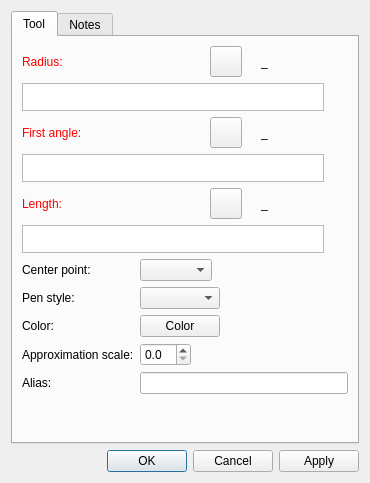
This is src/libs/vtools/dialogs/tools/dialogarcwithlength.ui in equinox-patterns/Ostara as Qt 5 draws it before an edit. The edited form follows.
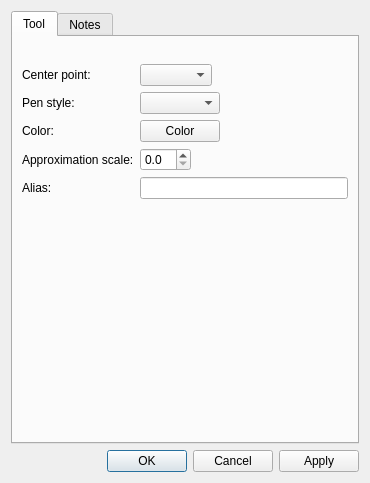
This is the edited form. Icons and pictures are not drawn. Custom widgets are drawn as their Qt base class.

```diff
--- a/src/libs/vtools/dialogs/tools/dialogarcwithlength.ui
+++ b/src/libs/vtools/dialogs/tools/dialogarcwithlength.ui
@@ -29,541 +29,13 @@
       </attribute>
       <layout class="QVBoxLayout" name="verticalLayout">
        <item>
-        <layout class="QHBoxLayout" name="horizontalLayout_4">
-         <item alignment="Qt::AlignLeft">
-          <widget class="QLabel" name="labelEditRadius">
-           <property name="sizePolicy">
-            <sizepolicy hsizetype="Fixed" vsizetype="Preferred">
-             <horstretch>0</horstretch>
-             <verstretch>0</verstretch>
-            </sizepolicy>
-           </property>
-           <property name="palette">
-            <palette>
-             <active>
-              <colorrole role="WindowText">
-               <brush brushstyle="SolidPattern">
-                <color alpha="255">
-                 <red>255</red>
-                 <green>0</green>
-                 <blue>0</blue>
-                </color>
-               </brush>
-              </colorrole>
-             </active>
-             <inactive>
-              <colorrole role="WindowText">
-               <brush brushstyle="SolidPattern">
-                <color alpha="255">
-                 <red>255</red>
-                 <green>0</green>
-                 <blue>0</blue>
-                </color>
-               </brush>
-              </colorrole>
-             </inactive>
-             <disabled>
-              <colorrole role="WindowText">
-               <brush brushstyle="SolidPattern">
-                <color alpha="255">
-                 <red>159</red>
-                 <green>158</green>
-                 <blue>158</blue>
-                </color>
-               </brush>
-              </colorrole>
-             </disabled>
-            </palette>
-           </property>
-           <property name="text">
-            <string>Radius:</string>
-           </property>
-          </widget>
-         </item>
-         <item>
-          <spacer name="horizontalSpacer_4">
-           <property name="orientation">
-            <enum>Qt::Horizontal</enum>
-           </property>
-           <property name="sizeHint" stdset="0">
-            <size>
-             <width>40</width>
-             <height>20</height>
-            </size>
-           </property>
-          </spacer>
-         </item>
-         <item alignment="Qt::AlignRight">
-          <widget class="QToolButton" name="toolButtonExprRadius">
-           <property name="toolTip">
-            <string>Formula wizard</string>
-           </property>
-           <property name="text">
-            <string notr="true"/>
-           </property>
-           <property name="icon">
-            <iconset resource="../../../vmisc/share/resources/icon.qrc">
-             <normaloff>:/icon/light/24x24/fx.png</normaloff>:/icon/light/24x24/fx.png</iconset>
-           </property>
-           <property name="iconSize">
-            <size>
-             <width>24</width>
-             <height>24</height>
-            </size>
-           </property>
-          </widget>
-         </item>
-         <item alignment="Qt::AlignRight">
-          <widget class="QLabel" name="label_6">
-           <property name="text">
-            <string/>
-           </property>
-           <property name="pixmap">
-            <pixmap resource="../../../vmisc/share/resources/icon.qrc">:/icon/light/24x24/equal.png</pixmap>
-           </property>
-          </widget>
-         </item>
-         <item alignment="Qt::AlignRight">
-          <widget class="QLabel" name="labelResultRadius">
-           <property name="sizePolicy">
-            <sizepolicy hsizetype="Fixed" vsizetype="Preferred">
-             <horstretch>0</horstretch>
-             <verstretch>0</verstretch>
-            </sizepolicy>
-           </property>
-           <property name="minimumSize">
-            <size>
-             <width>87</width>
-             <height>0</height>
-            </size>
-           </property>
-           <property name="toolTip">
-            <string>Value</string>
-           </property>
-           <property name="text">
-            <string notr="true">_</string>
-           </property>
-          </widget>
-         </item>
-        </layout>
+        <widget class="QWidget" name="formulaPlaceholder" native="true"/>
        </item>
        <item>
-        <layout class="QHBoxLayout" name="horizontalLayout_12">
-         <item>
-          <widget class="VPlainTextEdit" name="plainTextEditRadius">
-           <property name="sizePolicy">
-            <sizepolicy hsizetype="Expanding" vsizetype="Preferred">
-             <horstretch>0</horstretch>
-             <verstretch>0</verstretch>
-            </sizepolicy>
-           </property>
-           <property name="maximumSize">
-            <size>
-             <width>16777215</width>
-             <height>28</height>
-            </size>
-           </property>
-           <property name="toolTip">
-            <string>Calculation</string>
-           </property>
-           <property name="tabChangesFocus">
-            <bool>true</bool>
-           </property>
-          </widget>
-         </item>
-         <item>
-          <widget class="QPushButton" name="pushButtonGrowLengthRadius">
-           <property name="maximumSize">
-            <size>
-             <width>18</width>
-             <height>18</height>
-            </size>
-           </property>
-           <property name="sizeIncrement">
-            <size>
-             <width>0</width>
-             <height>0</height>
-            </size>
-           </property>
-           <property name="toolTip">
-            <string>&lt;html&gt;&lt;head/&gt;&lt;body&gt;&lt;p&gt;Show full calculation in message box&lt;/p&gt;&lt;/body&gt;&lt;/html&gt;</string>
-           </property>
-           <property name="text">
-            <string notr="true"/>
-           </property>
-           <property name="icon">
-            <iconset theme="go-down"/>
-           </property>
-           <property name="iconSize">
-            <size>
-             <width>16</width>
-             <height>16</height>
-            </size>
-           </property>
-           <property name="flat">
-            <bool>true</bool>
-           </property>
-          </widget>
-         </item>
-        </layout>
+        <widget class="QWidget" name="formula2Placeholder" native="true"/>
        </item>
        <item>
-        <layout class="QHBoxLayout" name="horizontalLayout_5">
-         <item alignment="Qt::AlignLeft">
-          <widget class="QLabel" name="labelEditF1">
-           <property name="sizePolicy">
-            <sizepolicy hsizetype="Fixed" vsizetype="Preferred">
-             <horstretch>0</horstretch>
-             <verstretch>0</verstretch>
-            </sizepolicy>
-           </property>
-           <property name="palette">
-            <palette>
-             <active>
-              <colorrole role="WindowText">
-               <brush brushstyle="SolidPattern">
-                <color alpha="255">
-                 <red>255</red>
-                 <green>0</green>
-                 <blue>0</blue>
-                </color>
-               </brush>
-              </colorrole>
-             </active>
-             <inactive>
-              <colorrole role="WindowText">
-               <brush brushstyle="SolidPattern">
-                <color alpha="255">
-                 <red>255</red>
-                 <green>0</green>
-                 <blue>0</blue>
-                </color>
-               </brush>
-              </colorrole>
-             </inactive>
-             <disabled>
-              <colorrole role="WindowText">
-               <brush brushstyle="SolidPattern">
-                <color alpha="255">
-                 <red>159</red>
-                 <green>158</green>
-                 <blue>158</blue>
-                </color>
-               </brush>
-              </colorrole>
-             </disabled>
-            </palette>
-           </property>
-           <property name="text">
-            <string>First angle:</string>
-           </property>
-          </widget>
-         </item>
-         <item>
-          <spacer name="horizontalSpacer_5">
-           <property name="orientation">
-            <enum>Qt::Horizontal</enum>
-           </property>
-           <property name="sizeHint" stdset="0">
-            <size>
-             <width>40</width>
-             <height>20</height>
-            </size>
-           </property>
-          </spacer>
-         </item>
-         <item alignment="Qt::AlignRight">
-          <widget class="QToolButton" name="toolButtonExprF1">
-           <property name="toolTip">
-            <string>Formula wizard</string>
-           </property>
-           <property name="text">
-            <string notr="true"/>
-           </property>
-           <property name="icon">
-            <iconset resource="../../../vmisc/share/resources/icon.qrc">
-             <normaloff>:/icon/light/24x24/fx.png</normaloff>:/icon/light/24x24/fx.png</iconset>
-           </property>
-           <property name="iconSize">
-            <size>
-             <width>24</width>
-             <height>24</height>
-            </size>
-           </property>
-          </widget>
-         </item>
-         <item alignment="Qt::AlignRight">
-          <widget class="QLabel" name="label_9">
-           <property name="text">
-            <string/>
-           </property>
-           <property name="pixmap">
-            <pixmap resource="../../../vmisc/share/resources/icon.qrc">:/icon/light/24x24/equal.png</pixmap>
-           </property>
-          </widget>
-         </item>
-         <item alignment="Qt::AlignRight">
-          <widget class="QLabel" name="labelResultF1">
-           <property name="sizePolicy">
-            <sizepolicy hsizetype="Fixed" vsizetype="Preferred">
-             <horstretch>0</horstretch>
-             <verstretch>0</verstretch>
-            </sizepolicy>
-           </property>
-           <property name="minimumSize">
-            <size>
-             <width>87</width>
-             <height>0</height>
-            </size>
-           </property>
-           <property name="toolTip">
-            <string>Value</string>
-           </property>
-           <property name="text">
-            <string notr="true">_</string>
-           </property>
-          </widget>
-         </item>
-        </layout>
-       </item>
-       <item>
-        <layout class="QHBoxLayout" name="horizontalLayout_9">
-         <item>
-          <widget class="VPlainTextEdit" name="plainTextEditF1">
-           <property name="sizePolicy">
-            <sizepolicy hsizetype="Expanding" vsizetype="Preferred">
-             <horstretch>0</horstretch>
-             <verstretch>0</verstretch>
-            </sizepolicy>
-           </property>
-           <property name="maximumSize">
-            <size>
-             <width>16777215</width>
-             <height>28</height>
-            </size>
-           </property>
-           <property name="toolTip">
-            <string>Calculation</string>
-           </property>
-           <property name="tabChangesFocus">
-            <bool>true</bool>
-           </property>
-          </widget>
-         </item>
-         <item>
-          <widget class="QPushButton" name="pushButtonGrowLengthF1">
-           <property name="maximumSize">
-            <size>
-             <width>18</width>
-             <height>18</height>
-            </size>
-           </property>
-           <property name="sizeIncrement">
-            <size>
-             <width>0</width>
-             <height>0</height>
-            </size>
-           </property>
-           <property name="toolTip">
-            <string>&lt;html&gt;&lt;head/&gt;&lt;body&gt;&lt;p&gt;Show full calculation in message box&lt;/p&gt;&lt;/body&gt;&lt;/html&gt;</string>
-           </property>
-           <property name="text">
-            <string notr="true"/>
-           </property>
-           <property name="icon">
-            <iconset theme="go-down"/>
-           </property>
-           <property name="iconSize">
-            <size>
-             <width>16</width>
-             <height>16</height>
-            </size>
-           </property>
-           <property name="flat">
-            <bool>true</bool>
-           </property>
-          </widget>
-         </item>
-        </layout>
-       </item>
-       <item>
-        <layout class="QHBoxLayout" name="horizontalLayout_11">
-         <item alignment="Qt::AlignLeft">
-          <widget class="QLabel" name="labelEditLength">
-           <property name="sizePolicy">
-            <sizepolicy hsizetype="Fixed" vsizetype="Preferred">
-             <horstretch>0</horstretch>
-             <verstretch>0</verstretch>
-            </sizepolicy>
-           </property>
-           <property name="palette">
-            <palette>
-             <active>
-              <colorrole role="WindowText">
-               <brush brushstyle="SolidPattern">
-                <color alpha="255">
-                 <red>255</red>
-                 <green>0</green>
-                 <blue>0</blue>
-                </color>
-               </brush>
-              </colorrole>
-             </active>
-             <inactive>
-              <colorrole role="WindowText">
-               <brush brushstyle="SolidPattern">
-                <color alpha="255">
-                 <red>255</red>
-                 <green>0</green>
-                 <blue>0</blue>
-                </color>
-               </brush>
-              </colorrole>
-             </inactive>
-             <disabled>
-              <colorrole role="WindowText">
-               <brush brushstyle="SolidPattern">
-                <color alpha="255">
-                 <red>159</red>
-                 <green>158</green>
-                 <blue>158</blue>
-                </color>
-               </brush>
-              </colorrole>
-             </disabled>
-            </palette>
-           </property>
-           <property name="text">
-            <string>Length:</string>
-           </property>
-          </widget>
-         </item>
-         <item>
-          <spacer name="horizontalSpacer_6">
-           <property name="orientation">
-            <enum>Qt::Horizontal</enum>
-           </property>
-           <property name="sizeHint" stdset="0">
-            <size>
-             <width>40</width>
-             <height>20</height>
-            </size>
-           </property>
-          </spacer>
-         </item>
-         <item alignment="Qt::AlignRight">
-          <widget class="QToolButton" name="toolButtonExprLength">
-           <property name="toolTip">
-            <string>Formula wizard</string>
-           </property>
-           <property name="text">
-            <string notr="true"/>
-           </property>
-           <property name="icon">
-            <iconset resource="../../../vmisc/share/resources/icon.qrc">
-             <normaloff>:/icon/light/24x24/fx.png</normaloff>:/icon/light/24x24/fx.png</iconset>
-           </property>
-           <property name="iconSize">
-            <size>
-             <width>24</width>
-             <height>24</height>
-            </size>
-           </property>
-          </widget>
-         </item>
-         <item alignment="Qt::AlignRight">
-          <widget class="QLabel" name="label_10">
-           <property name="text">
-            <string/>
-           </property>
-           <property name="pixmap">
-            <pixmap resource="../../../vmisc/share/resources/icon.qrc">:/icon/light/24x24/equal.png</pixmap>
-           </property>
-          </widget>
-         </item>
-         <item alignment="Qt::AlignRight">
-          <widget class="QLabel" name="labelResultLength">
-           <property name="sizePolicy">
-            <sizepolicy hsizetype="Fixed" vsizetype="Preferred">
-             <horstretch>0</horstretch>
-             <verstretch>0</verstretch>
-            </sizepolicy>
-           </property>
-           <property name="minimumSize">
-            <size>
-             <width>87</width>
-             <height>0</height>
-            </size>
-           </property>
-           <property name="toolTip">
-            <string>Value</string>
-           </property>
-           <property name="text">
-            <string notr="true">_</string>
-           </property>
-          </widget>
-         </item>
-        </layout>
-       </item>
-       <item>
-        <layout class="QHBoxLayout" name="horizontalLayout_10">
-         <item>
-          <widget class="VPlainTextEdit" name="plainTextEditLength">
-           <property name="sizePolicy">
-            <sizepolicy hsizetype="Expanding" vsizetype="Preferred">
-             <horstretch>0</horstretch>
-             <verstretch>0</verstretch>
-            </sizepolicy>
-           </property>
-           <property name="maximumSize">
-            <size>
-             <width>16777215</width>
-             <height>28</height>
-            </size>
-           </property>
-           <property name="toolTip">
-            <string>Calculation</string>
-           </property>
-           <property name="tabChangesFocus">
-            <bool>true</bool>
-           </property>
-          </widget>
-         </item>
-         <item>
-          <widget class="QPushButton" name="pushButtonGrowLengthArcLength">
-           <property name="maximumSize">
-            <size>
-             <width>18</width>
-             <height>18</height>
-            </size>
-           </property>
-           <property name="sizeIncrement">
-            <size>
-             <width>0</width>
-             <height>0</height>
-            </size>
-           </property>
-           <property name="toolTip">
-            <string>&lt;html&gt;&lt;head/&gt;&lt;body&gt;&lt;p&gt;Show full calculation in message box&lt;/p&gt;&lt;/body&gt;&lt;/html&gt;</string>
-           </property>
-           <property name="text">
-            <string notr="true"/>
-           </property>
-           <property name="icon">
-            <iconset theme="go-down"/>
-           </property>
-           <property name="iconSize">
-            <size>
-             <width>16</width>
-             <height>16</height>
-            </size>
-           </property>
-           <property name="flat">
-            <bool>true</bool>
-           </property>
-          </widget>
-         </item>
-        </layout>
+        <widget class="QWidget" name="formula3Placeholder" native="true"/>
        </item>
        <item>
         <layout class="QFormLayout" name="formLayout_2">
@@ -713,11 +185,6 @@
    <extends>QPushButton</extends>
    <header>../vpropertyexplorer/qtcolorpicker.h</header>
   </customwidget>
-  <customwidget>
-   <class>VPlainTextEdit</class>
-   <extends>QPlainTextEdit</extends>
-   <header>../vwidgets/vplaintextedit.h</header>
-  </customwidget>
  </customwidgets>
  <resources>
   <include location="../../../vmisc/share/resources/icon.qrc"/>
```
